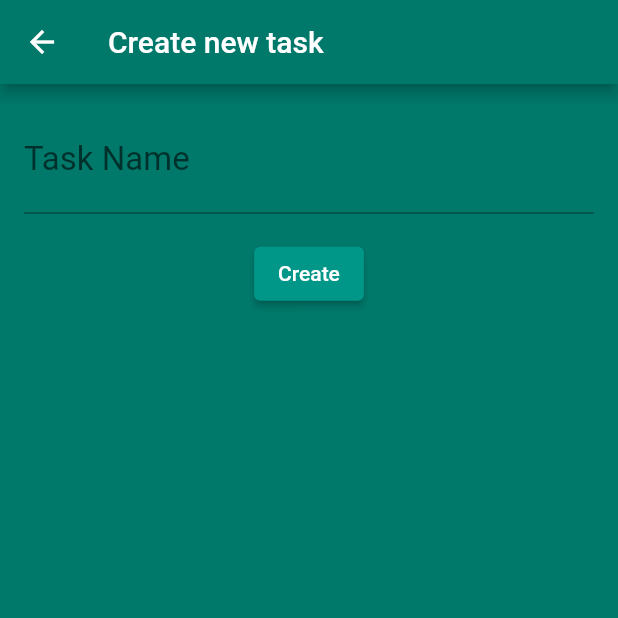
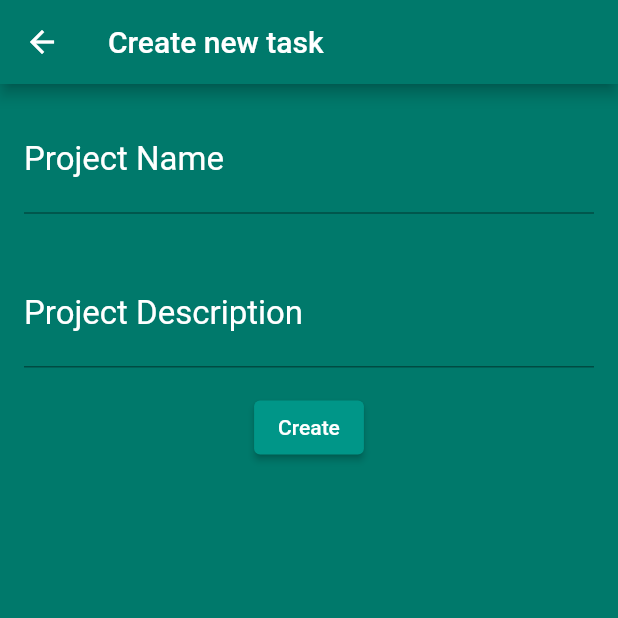
Before and after one commit to luifon/krates, a Flutter app: the screen it shows after launch, after a tap on the "add" icon, on a phone screen of 412 x 824 dp, the top half of it. Run offline on Flutter 3.47's test engine with Material 2 defaults, Android fonts, the phone set to English and light mode, and no system bars.

Commit message:
finished grid style project menu, now working on gesture detector taking app to mainscreen and then start working on project main screen

```diff
--- a/lib/components/shared/GlobalHeader.dart
+++ b/lib/components/shared/GlobalHeader.dart
@@ -1,7 +1,7 @@
 import 'package:flutter/material.dart';
 import 'package:krates/custom-style/CustomColors.dart';
 
-class GlobalHeader extends StatelessWidget implements PreferredSizeWidget {
+class HomeHeader extends StatelessWidget implements PreferredSizeWidget {
   @override
   Widget build(BuildContext context) {
     return Container(
@@ -38,6 +38,5 @@ class GlobalHeader extends StatelessWidget implements PreferredSizeWidget {
   }
 
   @override
-  // TODO: implement preferredSize
   Size get preferredSize => new Size.fromHeight(100.0);
 }
--- /dev/null
+++ b/lib/custom-style/CustomTheme.dart
@@ -0,0 +1,20 @@
+import 'package:flutter/material.dart';
+import 'package:krates/custom-style/CustomColors.dart';
+
+final customTheme = new ThemeData(
+  primaryColor: Color(primaryColor),
+  scaffoldBackgroundColor: Color(primaryColor),
+  floatingActionButtonTheme: FloatingActionButtonThemeData(
+    backgroundColor: Colors.white,
+    foregroundColor: Color(primaryColor),
+  ),
+  inputDecorationTheme: InputDecorationTheme(
+    labelStyle: TextStyle(
+      color: Colors.white,
+      decorationColor: Colors.white,
+    ),
+  ),
+  appBarTheme: AppBarTheme(
+    backgroundColor: Color(primaryColor),
+  ),
+);
--- a/lib/main.dart
+++ b/lib/main.dart
@@ -1,7 +1,7 @@
 import 'package:flutter/material.dart';
 import 'package:krates/components/shared/GlobalHeader.dart';
-import 'package:krates/custom-style/CustomColors.dart';
-import 'package:krates/screens/ProjectListScreen.dart';
+import 'package:krates/custom-style/CustomTheme.dart';
+import 'package:krates/screens/project/ProjectListScreen.dart';
 
 void main() {
   runApp(KratesApp());
@@ -11,19 +11,10 @@ class KratesApp extends StatelessWidget {
   @override
   Widget build(BuildContext context) {
     return MaterialApp(
-        theme: new ThemeData(
-          primaryColor: Colors.teal,
-          scaffoldBackgroundColor: Color(primaryColor),
-          floatingActionButtonTheme: FloatingActionButtonThemeData(
-            backgroundColor: Colors.white,
-            foregroundColor: Color(primaryColor),
-          ),
-          appBarTheme: AppBarTheme(
-            backgroundColor: Color(primaryColor),
-          )
-        ),
+        debugShowCheckedModeBanner: false,
+        theme: customTheme,
         home: new Scaffold(
-          appBar: GlobalHeader(),
+          appBar: HomeHeader(),
           body: ProjectList(),
         ));
   }
--- a/lib/screens/MainScreen.dart
+++ b/lib/screens/MainScreen.dart
@@ -1,7 +1,7 @@
 import 'package:flutter/material.dart';
 import 'file:///C:/Users/luiz-/Documents/krates/lib/components/shared/MenuBox.dart';
 import 'package:krates/custom-style/CustomColors.dart';
-import 'package:krates/screens/ProjectListScreen.dart';
+import 'file:///C:/Users/luiz-/Documents/krates/lib/screens/project/ProjectListScreen.dart';
 
 class MainScreen extends StatelessWidget {
   @override
--- a/lib/screens/ProjectForm.dart
+++ b/lib/screens/project/ProjectForm.dart
@@ -1,9 +1,9 @@
-
 import 'package:flutter/material.dart';
-import 'package:krates/components/InputWidget.dart';
+import 'package:krates/components/shared/InputWidget.dart';
 
 class ProjectFormScreen extends StatelessWidget {
   final TextEditingController _projectNameController = TextEditingController();
+  final TextEditingController _projectDescriptionController = TextEditingController();
 
   @override
   Widget build(BuildContext context) {
@@ -12,13 +12,16 @@ class ProjectFormScreen extends StatelessWidget {
       body: SingleChildScrollView(
         child: Column(
           children: [
-            InputWidget(_projectNameController, 'Task Name', 'Required.', false),
+            InputWidget(
+                _projectNameController, 'Project Name', 'Required.', false),
+            InputWidget(
+                _projectDescriptionController, 'Project Description', 'Required.', true),
             ElevatedButton(
               child: Text('Create'),
               style: ElevatedButton.styleFrom(
                 primary: Colors.teal,
               ),
-              onPressed: () => _createTask(context),
+              onPressed: () => _createProject(context),
             ),
           ],
         ),
@@ -26,9 +29,8 @@ class ProjectFormScreen extends StatelessWidget {
     );
   }
 
-  void _createTask(BuildContext context) {
+  void _createProject(BuildContext context) {
     final String? projectName = _projectNameController.text;
     Navigator.pop(context, projectName);
   }
-
 }
--- a/lib/screens/ProjectListScreen.dart
+++ b/lib/screens/project/ProjectListScreen.dart
@@ -1,6 +1,6 @@
 import 'package:flutter/material.dart';
-import 'package:krates/components/Project/ProjectCard.dart';
-import 'package:krates/screens/ProjectForm.dart';
+import 'package:krates/components/project/ProjectBox.dart';
+import 'package:krates/screens/project/ProjectForm.dart';
 
 class ProjectList extends StatefulWidget {
   final List<String> _projectList = List.from([]);
@@ -13,22 +13,28 @@ class _ProjectListState extends State<ProjectList> {
   @override
   Widget build(BuildContext context) {
     return Scaffold(
-      body: ListView.builder(
-        itemCount: widget._projectList.length,
-        itemBuilder: (context, index) {
-          final taskItem = widget._projectList[index];
-          return ProjectCard(taskItem);
-        },
+      body: GridView.count(
+        primary: false,
+        padding: const EdgeInsets.all(20),
+        crossAxisSpacing: 10,
+        mainAxisSpacing: 10,
+        crossAxisCount: 3,
+        children: buildProjectBoxList(),
       ),
       floatingActionButton: FloatingActionButton(
         child: Icon(Icons.add),
         onPressed: () {
           Navigator.push(context, MaterialPageRoute(builder: (context) {
             return ProjectFormScreen();
-          })).then((newTask) => {if (newTask != null) _update(newTask)});
+          })).then(
+              (newProject) => {if (newProject != null) _update(newProject)});
         },
       ),
     );
+  }
+
+  List<ProjectBox> buildProjectBoxList() {
+    return widget._projectList.map((a) => ProjectBox(a)).toList();
   }
 
   void _update(String newProject) {
--- a/lib/screens/TaskFormScreen.dart
+++ b/lib/screens/task/TaskFormScreen.dart
@@ -1,6 +1,6 @@
 
 import 'package:flutter/material.dart';
-import 'package:krates/components/InputWidget.dart';
+import 'package:krates/components/shared/InputWidget.dart';
 import 'package:krates/models/Task.dart';
 
 class TaskFormScreen extends StatelessWidget {
--- a/lib/screens/TaskListScreen.dart
+++ b/lib/screens/task/TaskListScreen.dart
@@ -1,7 +1,7 @@
 import 'package:flutter/material.dart';
-import 'file:///C:/Users/luiz-/Documents/krates/lib/components/Task/TaskCard.dart';
+import 'package:krates/components/task/TaskCard.dart';
 import 'package:krates/models/Task.dart';
-import 'package:krates/screens/TaskFormScreen.dart';
+import 'package:krates/screens/task/TaskFormScreen.dart';
 
 class TaskListScreen extends StatefulWidget {
   final List<Task> _taskList = List.from([]);
```
Also changed, not shown: lib/components/Project/ProjectCard.dart (deleted, +0 -17 lines), lib/components/project/ProjectBox.dart (added, +38 -0 lines), lib/components/shared/InputWidget.dart (renamed from lib/components/InputWidget.dart), lib/components/task/TaskCard.dart (renamed from lib/components/Task/TaskCard.dart).
